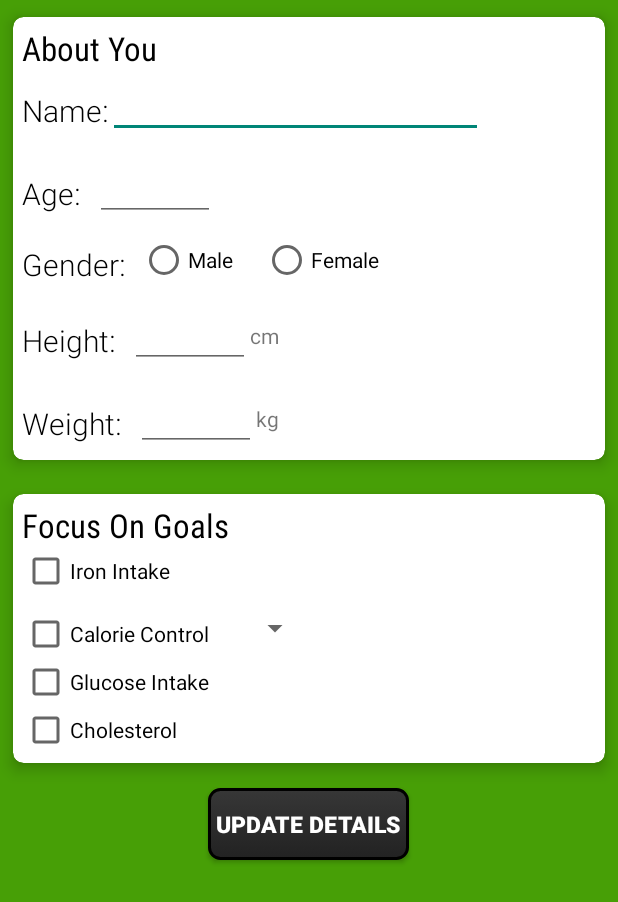
After one commit to FatalEnigma/Nutroblast, an Android app: the layout fragment_edit_details.xml on its own in the app's theme, with its tools: preview values and no code run, on a phone screen of 412 x 824 dp. The commit adds this screen. Shown: the top 902 px of the screen. Run offline under Robolectric (Android 15) with nearby library versions, the phone set to English and light mode, and no system bars.

Commit message:
Edit details screen almost complete, just need to save entered data

```diff
--- a/app/src/main/AndroidManifest.xml
+++ b/app/src/main/AndroidManifest.xml
@@ -4,9 +4,8 @@
 
     <application
         android:allowBackup="true"
-        android:icon="@mipmap/ic_launcher"
+        android:icon="@drawable/ic_launcher"
         android:label="@string/app_name"
-        android:launchMode="singleTop"
         android:theme="@style/AppTheme">
         <activity
             android:name=".MainActivity"
--- a/app/src/main/java/com/code4betterhackathon/nutroblast/MainActivity.java
+++ b/app/src/main/java/com/code4betterhackathon/nutroblast/MainActivity.java
@@ -11,7 +11,7 @@ import android.support.v4.widget.DrawerLayout;
 import com.code4betterhackathon.nutroblast.Fragments.AboutFragment;
 import com.code4betterhackathon.nutroblast.Fragments.AddFoodFragment;
 import com.code4betterhackathon.nutroblast.Fragments.AnalyticsFragment;
-import com.code4betterhackathon.nutroblast.Fragments.SummaryFragment;
+import com.code4betterhackathon.nutroblast.Fragments.EditDetailsFragment;
 
 
 public class MainActivity extends ActionBarActivity
@@ -51,7 +51,7 @@ public class MainActivity extends ActionBarActivity
             case 0:
                 fragmentManager = getSupportFragmentManager();
                 fragmentManager.beginTransaction()
-                        .replace(R.id.container, SummaryFragment.newInstance(position + 1))
+                        .replace(R.id.container, AnalyticsFragment.newInstance(position + 1))
                         .commit();
                 break;
 
@@ -64,7 +64,7 @@ public class MainActivity extends ActionBarActivity
             case 2:
                 fragmentManager = getSupportFragmentManager();
                 fragmentManager.beginTransaction()
-                        .replace(R.id.container, AnalyticsFragment.newInstance(position + 1))
+                        .replace(R.id.container, EditDetailsFragment.newInstance(position + 1))
                         .commit();
                 break;
             case 3:
--- /dev/null
+++ b/app/src/main/res/drawable/accept_button.xml
@@ -0,0 +1,17 @@
+<?xml version="1.0" encoding="utf-8"?>
+<selector xmlns:android="http://schemas.android.com/apk/res/android">
+    <item android:state_pressed="false">
+        <shape xmlns:android="http://schemas.android.com/apk/res/android" android:shape="rectangle">
+            <corners android:radius="7dip" />
+            <stroke android:width="2dip" android:color="@android:color/black" />
+            <gradient android:startColor="@color/dark_grey" android:endColor="@color/dark_grey_2" android:angle="90" />
+        </shape>
+    </item>
+    <item android:state_pressed="true">
+        <shape xmlns:android="http://schemas.android.com/apk/res/android" android:shape="rectangle">
+            <corners android:radius="7dip" />
+            <stroke android:width="2dip" android:color="@android:color/black" />
+            <gradient android:startColor="@color/light_grey" android:endColor="@color/light_grey_2" android:angle="90" />
+        </shape>
+    </item>
+</selector>
--- /dev/null
+++ b/app/src/main/res/layout/fragment_edit_details.xml
@@ -0,0 +1,261 @@
+<?xml version="1.0" encoding="utf-8"?>
+<LinearLayout xmlns:android="http://schemas.android.com/apk/res/android"
+    android:layout_height="fill_parent"
+    android:layout_width="fill_parent"
+    android:orientation="vertical"
+    android:background="@color/green">
+
+
+    <ScrollView
+        android:layout_width="fill_parent"
+        android:layout_height="wrap_content">
+
+        <LinearLayout
+            android:id="@+id/submitMasterView"
+            android:layout_width="fill_parent"
+            android:layout_height="wrap_content"
+            android:orientation="vertical">
+
+            <android.support.v7.widget.CardView
+                style="@style/summaryScreenCards"
+                android:id="@+id/card_view">
+
+                <LinearLayout
+                    android:layout_width="wrap_content"
+                    android:layout_height="wrap_content"
+                    android:orientation="vertical">
+
+                    <TextView
+                        style="@style/summaryCardTitle"
+                        android:layout_width="fill_parent"
+                        android:layout_height="wrap_content"
+                        android:text="@string/about_you_card"
+                        android:id="@+id/summaryTitle" />
+
+                    <LinearLayout
+                        android:layout_width="wrap_content"
+                        android:layout_height="wrap_content"
+                        android:orientation="horizontal">
+
+
+                        <TextView
+                            style="@style/summaryCardContents"
+                            android:layout_width="wrap_content"
+                            android:layout_height="wrap_content"
+                            android:text="@string/name" />
+
+                        <EditText
+                            android:layout_width="wrap_content"
+                            android:layout_height="wrap_content"
+                            android:id="@+id/nameEditText"
+                            android:minWidth="250dp"
+                            android:maxLength="20"
+                            android:inputType="textPersonName" />
+
+                    </LinearLayout>
+
+                    <LinearLayout
+                        android:layout_width="wrap_content"
+                        android:layout_height="wrap_content"
+                        android:orientation="horizontal"
+                        android:layout_marginTop="10dp">
+
+
+                        <TextView
+                            style="@style/summaryCardContents"
+                            android:layout_width="wrap_content"
+                            android:layout_height="wrap_content"
+                            android:text="@string/age" />
+
+                        <EditText
+                            android:layout_width="80dp"
+                            android:layout_height="wrap_content"
+                            android:inputType="number"
+                            android:ems="10"
+                            android:id="@+id/agedEditText"
+                            android:layout_marginLeft="10dp"
+                            android:maxLength="3" />
+
+                        <TableRow
+                            android:layout_width="wrap_content"
+                            android:layout_height="match_parent"></TableRow>
+
+
+                    </LinearLayout>
+
+                    <LinearLayout
+                        android:layout_width="wrap_content"
+                        android:layout_height="wrap_content"
+                        android:orientation="horizontal"
+                        android:layout_marginTop="10dp">
+
+
+                        <TextView
+                            style="@style/summaryCardContents"
+                            android:layout_width="wrap_content"
+                            android:layout_height="wrap_content"
+                            android:text="@string/gender" />
+
+                        <RadioGroup
+                            android:layout_width="fill_parent"
+                            android:layout_height="wrap_content"
+                            android:orientation="horizontal"
+                            android:layout_marginLeft="10dp"
+                            android:id="@+id/genderRadioGroup">
+
+                            <RadioButton
+                                android:layout_width="wrap_content"
+                                android:layout_height="wrap_content"
+                                android:text="@string/male"
+                                android:id="@+id/maleRadioButton" />
+
+                            <RadioButton
+                                android:layout_width="wrap_content"
+                                android:layout_height="wrap_content"
+                                android:text="@string/female"
+                                android:id="@+id/femaleRadioButton"
+                                android:layout_marginLeft="20dp" />
+
+                        </RadioGroup>
+
+                    </LinearLayout>
+
+                    <LinearLayout
+                        android:layout_width="wrap_content"
+                        android:layout_height="wrap_content"
+                        android:orientation="horizontal"
+                        android:layout_marginTop="10dp">
+
+
+                        <TextView
+                            style="@style/summaryCardContents"
+                            android:layout_width="wrap_content"
+                            android:layout_height="wrap_content"
+                            android:text="@string/height" />
+
+                        <EditText
+                            android:layout_width="80dp"
+                            android:layout_height="wrap_content"
+                            android:inputType="number"
+                            android:ems="10"
+                            android:id="@+id/heightEditText"
+                            android:layout_marginLeft="10dp"
+                            android:maxLength="3" />
+
+                        <TextView
+                            android:layout_width="wrap_content"
+                            android:layout_height="wrap_content"
+                            android:text="@string/height_centimetres" />
+
+                    </LinearLayout>
+
+                    <LinearLayout
+                        android:layout_width="wrap_content"
+                        android:layout_height="wrap_content"
+                        android:orientation="horizontal"
+                        android:layout_marginTop="10dp">
+
+
+                        <TextView
+                            style="@style/summaryCardContents"
+                            android:layout_width="wrap_content"
+                            android:layout_height="wrap_content"
+                            android:text="@string/weight" />
+
+                        <EditText
+                            android:layout_width="80dp"
+                            android:layout_height="wrap_content"
+                            android:inputType="number"
+                            android:ems="10"
+                            android:layout_marginLeft="10dp"
+                            android:id="@+id/weightEditText"
+                            android:maxLength="3" />
+
+                        <TextView
+                            android:layout_width="wrap_content"
+                            android:layout_height="wrap_content"
+                            android:text="@string/weight_kg" />
+
+                    </LinearLayout>
+
+                </LinearLayout>
+
+            </android.support.v7.widget.CardView>
+
+            <android.support.v7.widget.CardView
+                style="@style/summaryScreenCards"
+                android:id="@+id/card_view">
+
+                <LinearLayout
+                    android:layout_width="wrap_content"
+                    android:layout_height="wrap_content"
+                    android:orientation="vertical">
+
+                    <TextView
+                        style="@style/summaryCardTitle"
+                        android:layout_width="fill_parent"
+                        android:layout_height="wrap_content"
+                        android:text="@string/focus_on_card"
+                        android:id="@+id/focus_on_Title" />
+
+                    <CheckBox
+                        android:layout_width="wrap_content"
+                        android:layout_height="wrap_content"
+                        android:text="@string/iron_intake"
+                        android:id="@+id/ironCheckBox" />
+
+                    <LinearLayout
+                        android:layout_width="wrap_content"
+                        android:layout_height="wrap_content"
+                        android:orientation="horizontal"
+                        android:layout_marginTop="10dp">
+
+                        <CheckBox
+                            android:layout_width="wrap_content"
+                            android:layout_height="wrap_content"
+                            android:text="@string/calorie_control"
+                            android:id="@+id/calorieCheckBox" />
+
+
+                        <Spinner
+                            android:layout_width="wrap_content"
+                            android:layout_height="wrap_content"
+                            android:id="@+id/calorieSpinner"
+                            android:nestedScrollingEnabled="true"
+                            android:spinnerMode="dropdown"
+                            android:layout_marginLeft="20dp" />
+
+                    </LinearLayout>
+
+                    <CheckBox
+                        android:layout_width="wrap_content"
+                        android:layout_height="wrap_content"
+                        android:text="@string/glucose"
+                        android:id="@+id/glucoseCheckBox" />
+
+                    <CheckBox
+                        android:layout_width="wrap_content"
+                        android:layout_height="wrap_content"
+                        android:text="@string/cholesterol"
+                        android:id="@+id/cholesterolCheckBox" />
+
+                </LinearLayout>
+
+            </android.support.v7.widget.CardView>
+
+            <Button
+                android:layout_width="wrap_content"
+                android:layout_height="wrap_content"
+                android:text="@string/accept_button"
+                android:layout_gravity="center_horizontal"
+                style="@style/AcceptButton"
+                android:layout_marginTop="5dp"
+                android:layout_marginBottom="5dp"
+                android:elegantTextHeight="false"
+                android:id="@+id/updateDetailsButton" />
+
+        </LinearLayout>
+    </ScrollView>
+
+
+</LinearLayout>
--- a/app/src/main/res/values/colors.xml
+++ b/app/src/main/res/values/colors.xml
@@ -2,4 +2,11 @@
 <resources>
 
     <item name="green" type="color">#ff479f06</item>
+    <item name="dark_green" type="color">#ff397705</item>
+    <item name="dark_grey" type="color">#222222</item>
+    <item name="dark_grey_2" type="color">#ff373737</item>
+    <item name="light_grey" type="color">#ffc7c7c7</item>
+    <item name="light_grey_2" type="color">#ffb4b4b4</item>
+
+
 </resources>
--- a/app/src/main/res/values/strings.xml
+++ b/app/src/main/res/values/strings.xml
@@ -3,7 +3,7 @@
 
     <string name="title_section1">Summary</string>
     <string name="title_section2">Add Food</string>
-    <string name="title_section3">Analytics</string>
+    <string name="title_section3">Edit Details</string>
     <string name="title_section4">About</string>
 
     <string name="navigation_drawer_open">Open navigation drawer</string>
@@ -16,6 +16,7 @@
     <!-- Summary Screen -->
     <string name="about_you_card">About You</string>
     <string name="name">Name:</string>
+    <string name="age">Age:</string>
     <string name="gender">Gender:</string>
     <string name="male">Male</string>
     <string name="female">Female</string>
@@ -26,13 +27,24 @@
 
     <string name="focus_on_card">Focus On Goals</string>
     <string name="summary_report">Summary Report</string>
-    <!-- TODO: Remove or change this placeholder text -->
 
     <string name="scanBarcode">Scan Barcode</string>
     <string name="searchFoods">Search Foods</string>
     <string name="addFood">Add Food</string>
     <string name="AddMeal">Add a meal</string>
     <string name="AddDiet">Add Diet</string>
+    <string name="iron_intake">Iron Intake</string>
+    <string name="calorie_control">Calorie Control</string>
+    <string-array name="weight_setting_array">
+        <item>Weight Gain</item>
+        <item>Weight Loss</item>
+    </string-array>
+    <string name="glucose">Glucose Intake</string>
+    <string name="cholesterol">Cholesterol</string>
+    <string name="accept_button">Update Details</string>
+
+
+    <string name="daily_requirement_report">Daily Requirement Report</string>
 
     <!-- About Screen -->
     <string name="about">NutroBlast - Ulster Museum Hackathon 2015</string>
--- a/app/src/main/res/values/styles.xml
+++ b/app/src/main/res/values/styles.xml
@@ -29,6 +29,15 @@
         <item name="cardBackgroundColor">#ffffff</item>
     </style>
 
+    <style name="AcceptButton">
+        <item name="android:background">@drawable/accept_button</item>
+        <item name="android:textColor">@android:color/white</item>
+        <item name="android:textStyle">bold</item>
+        <item name="android:textSize">15sp</item>
+        <item name="android:paddingLeft">5dp</item>
+        <item name="android:paddingRight">5dp</item>
+    </style>
+
     <style name="sample_activity">
         <item name="android:layout_width">fill_parent</item>
         <item name="android:layout_height">fill_parent</item>
```
Also changed, not shown: app/src/main/java/com/code4betterhackathon/nutroblast/Fragments/EditDetailsFragment.java (added, +169 -0 lines), app/src/main/java/com/code4betterhackathon/nutroblast/Fragments/SummaryFragment.java (deleted, +0 -48 lines), app/src/main/res/layout/fragment_summary.xml (deleted, +0 -147 lines).
